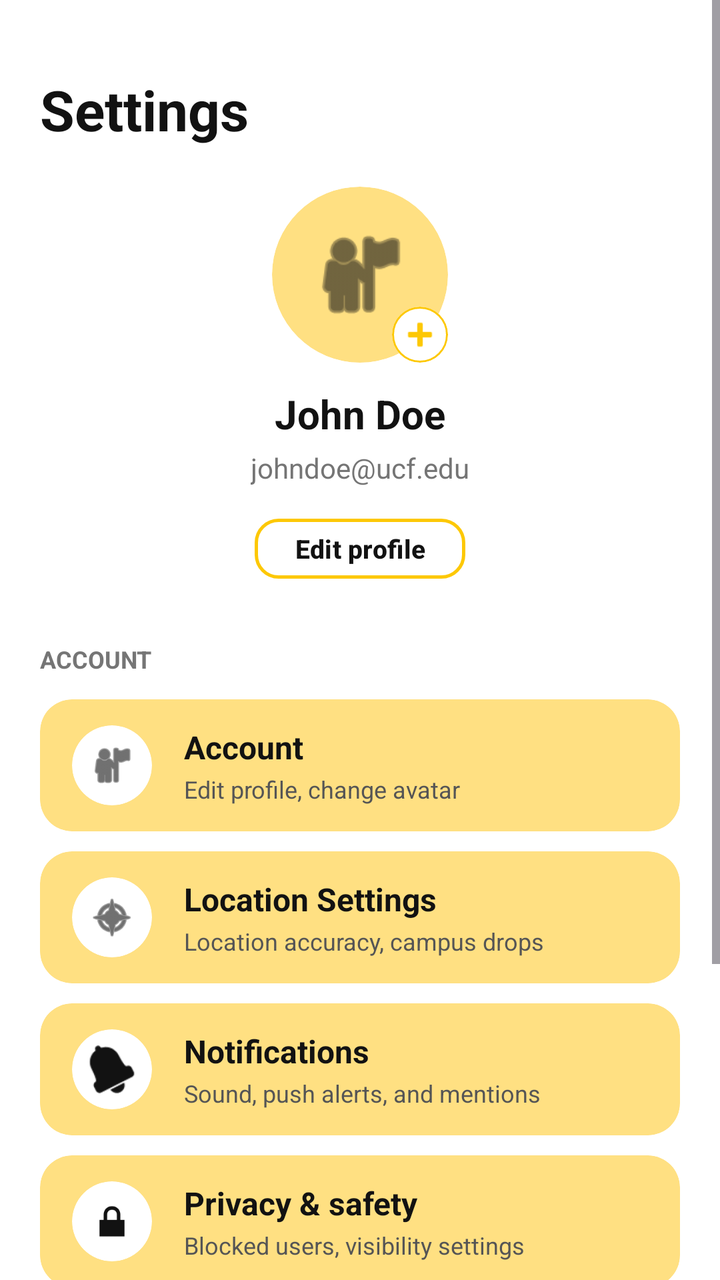
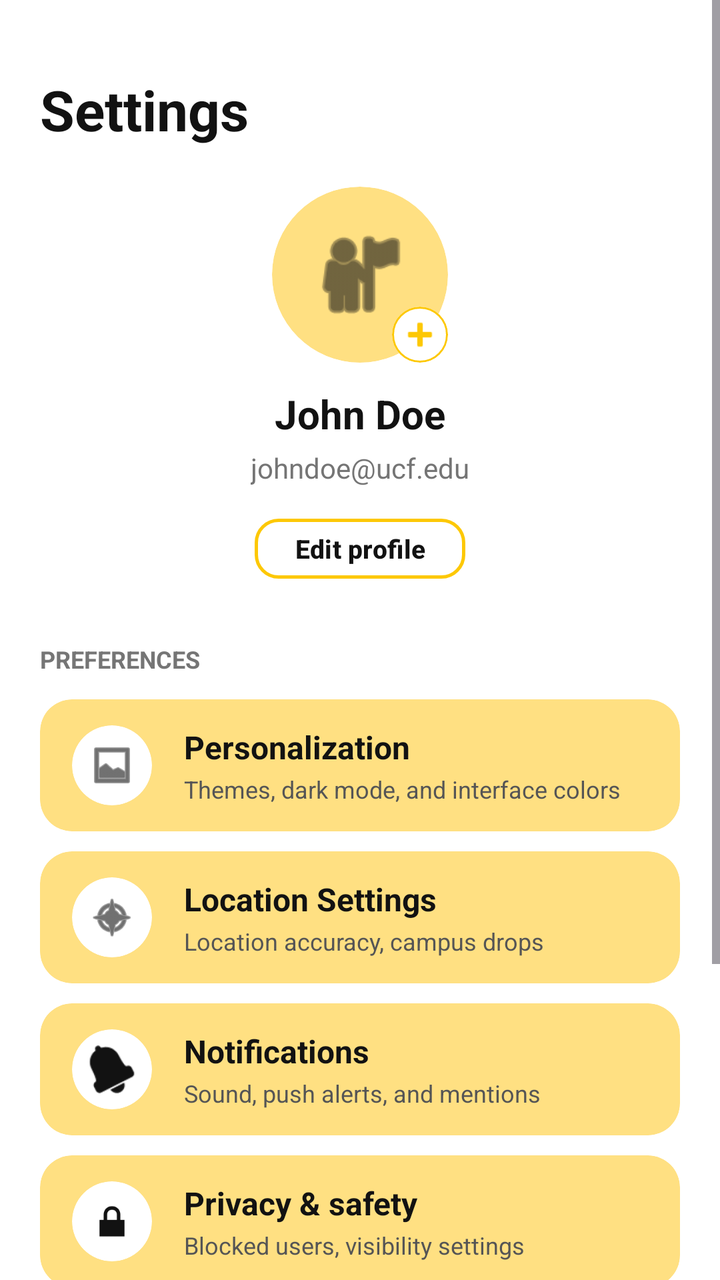

Screens rendered from an Android XML layout before and after an edit, with the pre-edit source and the edit as a unified diff.
<!-- AndroidManifest.xml: application theme Theme.AudioGraffiti -->
<!-- res/layout/setting_page.xml -->
<?xml version="1.0" encoding="utf-8"?>
<ScrollView xmlns:android="http://schemas.android.com/apk/res/android"
    xmlns:app="http://schemas.android.com/apk/res-auto"
    xmlns:tools="http://schemas.android.com/tools"
    android:layout_width="match_parent"
    android:layout_height="match_parent"
    android:background="#FFFFFF"
    android:fillViewport="true">

    <androidx.constraintlayout.widget.ConstraintLayout
        android:layout_width="match_parent"
        android:layout_height="wrap_content"
        android:padding="20dp">

        
        <TextView
            android:id="@+id/settings_title"
            android:layout_width="wrap_content"
            android:layout_height="wrap_content"
            android:layout_marginTop="16dp"
            android:text="Settings"
            android:textColor="#121212"
            android:textSize="28sp"
            android:textStyle="bold"
            app:layout_constraintStart_toStartOf="parent"
            app:layout_constraintTop_toTopOf="parent" />

        
        <androidx.constraintlayout.widget.ConstraintLayout
            android:id="@+id/profile_section"
            android:layout_width="0dp"
            android:layout_height="wrap_content"
            android:layout_marginTop="20dp"
            app:layout_constraintEnd_toEndOf="parent"
            app:layout_constraintStart_toStartOf="parent"
            app:layout_constraintTop_toBottomOf="@+id/settings_title">

            
            <FrameLayout
                android:id="@+id/avatar_container"
                android:layout_width="88dp"
                android:layout_height="88dp"
                app:layout_constraintEnd_toEndOf="parent"
                app:layout_constraintStart_toStartOf="parent"
                app:layout_constraintTop_toTopOf="parent">

                
                <com.google.android.material.card.MaterialCardView
                    android:layout_width="88dp"
                    android:layout_height="88dp"
                    app:cardBackgroundColor="#FFE082"
                    app:cardCornerRadius="44dp"
                    app:cardElevation="0dp"
                    app:strokeWidth="0dp">

                    <ImageView
                        android:id="@+id/avatar_imageView"
                        android:layout_width="match_parent"
                        android:layout_height="match_parent"
                        android:padding="18dp"
                        android:src="@android:drawable/ic_menu_myplaces"
                        app:tint="#121212" />
                </com.google.android.material.card.MaterialCardView>

                
                <com.google.android.material.card.MaterialCardView
                    android:layout_width="28dp"
                    android:layout_height="28dp"
                    android:layout_gravity="bottom|end"
                    app:cardBackgroundColor="#FFFFFF"
                    app:cardCornerRadius="14dp"
                    app:cardElevation="0dp"
                    app:strokeColor="#FDC804"
                    app:strokeWidth="1dp">

                    <ImageView
                        android:id="@+id/add_avatar_badge"
                        android:layout_width="match_parent"
                        android:layout_height="match_parent"
                        android:padding="3dp"
                        android:src="@android:drawable/ic_input_add"
                        app:tint="#FDC804" />
                </com.google.android.material.card.MaterialCardView>
            </FrameLayout>

            <TextView
                android:id="@+id/username_textView"
                android:layout_width="wrap_content"
                android:layout_height="wrap_content"
                android:layout_marginTop="12dp"
                android:text="John Doe"
                android:textColor="#121212"
                android:textSize="20sp"
                android:textStyle="bold"
                app:layout_constraintEnd_toEndOf="parent"
                app:layout_constraintStart_toStartOf="parent"
                app:layout_constraintTop_toBottomOf="@+id/avatar_container" />

            <TextView
                android:id="@+id/email_textView"
                android:layout_width="wrap_content"
                android:layout_height="wrap_content"
                android:layout_marginTop="4dp"
                android:text="johndoe@ucf.edu"
                android:textColor="#757575"
                android:textSize="14sp"
                app:layout_constraintEnd_toEndOf="parent"
                app:layout_constraintStart_toStartOf="parent"
                app:layout_constraintTop_toBottomOf="@+id/username_textView" />

            <Button
                android:id="@+id/editProfile_button"
                style="@style/Widget.Material3.Button.OutlinedButton"
                android:layout_width="wrap_content"
                android:layout_height="38dp"
                android:layout_marginTop="12dp"
                android:paddingHorizontal="20dp"
                android:text="Edit profile"
                android:textColor="#121212"
                android:textSize="13sp"
                android:textStyle="bold"
                app:cornerRadius="12dp"
                app:layout_constraintEnd_toEndOf="parent"
                app:layout_constraintStart_toStartOf="parent"
                app:layout_constraintTop_toBottomOf="@+id/email_textView"
                app:strokeColor="#FDC804"
                app:strokeWidth="1.5dp" />

        </androidx.constraintlayout.widget.ConstraintLayout>

        
        <TextView
            android:id="@+id/account_section_header"
            android:layout_width="wrap_content"
            android:layout_height="wrap_content"
            android:layout_marginTop="28dp"
            android:text="ACCOUNT"
            android:textColor="#757575"
            android:textSize="12sp"
            android:textStyle="bold"
            app:layout_constraintStart_toStartOf="parent"
            app:layout_constraintTop_toBottomOf="@+id/profile_section" />

        
        <LinearLayout
            android:id="@+id/options_container"
            android:layout_width="0dp"
            android:layout_height="wrap_content"
            android:layout_marginTop="12dp"
            android:orientation="vertical"
            app:layout_constraintEnd_toEndOf="parent"
            app:layout_constraintStart_toStartOf="parent"
            app:layout_constraintTop_toBottomOf="@+id/account_section_header">

            
            <com.google.android.material.card.MaterialCardView
                android:id="@+id/option_account"
                android:layout_width="match_parent"
                android:layout_height="66dp"
                android:layout_marginBottom="10dp"
                app:cardBackgroundColor="#FFE082"
                app:cardCornerRadius="16dp"
                app:cardElevation="0dp"
                app:strokeWidth="0dp">

                <RelativeLayout
                    android:layout_width="match_parent"
                    android:layout_height="match_parent"
                    android:paddingHorizontal="16dp">

                    <com.google.android.material.card.MaterialCardView
                        android:id="@+id/icon_account_card"
                        android:layout_width="40dp"
                        android:layout_height="40dp"
                        android:layout_centerVertical="true"
                        app:cardBackgroundColor="#FFFFFF"
                        app:cardCornerRadius="20dp"
                        app:cardElevation="0dp"
                        app:strokeWidth="0dp">

                        <ImageView
                            android:id="@+id/icon_account"
                            android:layout_width="match_parent"
                            android:layout_height="match_parent"
                            android:padding="8dp"
                            android:src="@android:drawable/ic_menu_myplaces"
                            app:tint="#121212" />
                    </com.google.android.material.card.MaterialCardView>

                    <LinearLayout
                        android:layout_width="wrap_content"
                        android:layout_height="wrap_content"
                        android:layout_centerVertical="true"
                        android:layout_marginStart="16dp"
                        android:layout_toEndOf="@+id/icon_account_card"
                        android:orientation="vertical">

                        <TextView
                            android:layout_width="wrap_content"
                            android:layout_height="wrap_content"
                            android:text="Account"
                            android:textColor="#121212"
                            android:textSize="16sp"
                            android:textStyle="bold" />

                        <TextView
                            android:layout_width="wrap_content"
                            android:layout_height="wrap_content"
                            android:layout_marginTop="2dp"
                            android:text="Edit profile, change avatar"
                            android:textColor="#555555"
                            android:textSize="12sp" />
                    </LinearLayout>
                </RelativeLayout>
            </com.google.android.material.card.MaterialCardView>

            
            <com.google.android.material.card.MaterialCardView
                android:id="@+id/option_location"
                android:layout_width="match_parent"
                android:layout_height="66dp"
                android:layout_marginBottom="10dp"
                app:cardBackgroundColor="#FFE082"
                app:cardCornerRadius="16dp"
                app:cardElevation="0dp"
                app:strokeWidth="0dp">

                <RelativeLayout
                    android:layout_width="match_parent"
                    android:layout_height="match_parent"
                    android:paddingHorizontal="16dp">

                    <com.google.android.material.card.MaterialCardView
                        android:id="@+id/icon_location_card"
                        android:layout_width="40dp"
                        android:layout_height="40dp"
                        android:layout_centerVertical="true"
                        app:cardBackgroundColor="#FFFFFF"
                        app:cardCornerRadius="20dp"
                        app:cardElevation="0dp"
                        app:strokeWidth="0dp">

                        <ImageView
                            android:id="@+id/icon_location"
                            android:layout_width="match_parent"
                            android:layout_height="match_parent"
                            android:padding="8dp"
                            android:src="@android:drawable/ic_menu_compass"
                            app:tint="#121212" />
                    </com.google.android.material.card.MaterialCardView>

                    <LinearLayout
                        android:layout_width="wrap_content"
                        android:layout_height="wrap_content"
                        android:layout_centerVertical="true"
                        android:layout_marginStart="16dp"
                        android:layout_toEndOf="@+id/icon_location_card"
                        android:orientation="vertical">

                        <TextView
                            android:layout_width="wrap_content"
                            android:layout_height="wrap_content"
                            android:text="Location Settings"
                            android:textColor="#121212"
                            android:textSize="16sp"
                            android:textStyle="bold" />

                        <TextView
                            android:layout_width="wrap_content"
                            android:layout_height="wrap_content"
                            android:layout_marginTop="2dp"
                            android:text="Location accuracy, campus drops"
                            android:textColor="#555555"
                            android:textSize="12sp" />
                    </LinearLayout>
                </RelativeLayout>
            </com.google.android.material.card.MaterialCardView>

            
            <com.google.android.material.card.MaterialCardView
                android:id="@+id/option_notifications"
                android:layout_width="match_parent"
                android:layout_height="66dp"
                android:layout_marginBottom="10dp"
                app:cardBackgroundColor="#FFE082"
                app:cardCornerRadius="16dp"
                app:cardElevation="0dp"
                app:strokeWidth="0dp">

                <RelativeLayout
                    android:layout_width="match_parent"
                    android:layout_height="match_parent"
                    android:paddingHorizontal="16dp">

                    <com.google.android.material.card.MaterialCardView
                        android:id="@+id/icon_notifications_card"
                        android:layout_width="40dp"
                        android:layout_height="40dp"
                        android:layout_centerVertical="true"
                        app:cardBackgroundColor="#FFFFFF"
                        app:cardCornerRadius="20dp"
                        app:cardElevation="0dp"
                        app:strokeWidth="0dp">

                        <ImageView
                            android:id="@+id/icon_notifications"
                            android:layout_width="match_parent"
                            android:layout_height="match_parent"
                            android:padding="8dp"
                            android:src="@android:drawable/ic_popup_reminder"
                            app:tint="#121212" />
                    </com.google.android.material.card.MaterialCardView>

                    <LinearLayout
                        android:layout_width="wrap_content"
                        android:layout_height="wrap_content"
                        android:layout_centerVertical="true"
                        android:layout_marginStart="16dp"
                        android:layout_toEndOf="@+id/icon_notifications_card"
                        android:orientation="vertical">

                        <TextView
                            android:layout_width="wrap_content"
                            android:layout_height="wrap_content"
                            android:text="Notifications"
                            android:textColor="#121212"
                            android:textSize="16sp"
                            android:textStyle="bold" />

                        <TextView
                            android:layout_width="wrap_content"
                            android:layout_height="wrap_content"
                            android:layout_marginTop="2dp"
                            android:text="Sound, push alerts, and mentions"
                            android:textColor="#555555"
                            android:textSize="12sp" />
                    </LinearLayout>
                </RelativeLayout>
            </com.google.android.material.card.MaterialCardView>

            
            <com.google.android.material.card.MaterialCardView
                android:id="@+id/option_privacy"
                android:layout_width="match_parent"
                android:layout_height="66dp"
                android:layout_marginBottom="10dp"
                app:cardBackgroundColor="#FFE082"
                app:cardCornerRadius="16dp"
                app:cardElevation="0dp"
                app:strokeWidth="0dp">

                <RelativeLayout
                    android:layout_width="match_parent"
                    android:layout_height="match_parent"
                    android:paddingHorizontal="16dp">

                    <com.google.android.material.card.MaterialCardView
                        android:id="@+id/icon_privacy_card"
                        android:layout_width="40dp"
                        android:layout_height="40dp"
                        android:layout_centerVertical="true"
                        app:cardBackgroundColor="#FFFFFF"
                        app:cardCornerRadius="20dp"
                        app:cardElevation="0dp"
                        app:strokeWidth="0dp">

                        <ImageView
                            android:id="@+id/icon_privacy"
                            android:layout_width="match_parent"
                            android:layout_height="match_parent"
                            android:padding="8dp"
                            android:src="@android:drawable/ic_lock_lock"
                            app:tint="#121212" />
                    </com.google.android.material.card.MaterialCardView>

                    <LinearLayout
                        android:layout_width="wrap_content"
                        android:layout_height="wrap_content"
                        android:layout_centerVertical="true"
                        android:layout_marginStart="16dp"
                        android:layout_toEndOf="@+id/icon_privacy_card"
                        android:orientation="vertical">

                        <TextView
                            android:layout_width="wrap_content"
                            android:layout_height="wrap_content"
                            android:text="Privacy &amp; safety"
                            android:textColor="#121212"
                            android:textSize="16sp"
                            android:textStyle="bold" />

                        <TextView
                            android:layout_width="wrap_content"
                            android:layout_height="wrap_content"
                            android:layout_marginTop="2dp"
                            android:text="Blocked users, visibility settings"
                            android:textColor="#555555"
                            android:textSize="12sp" />
                    </LinearLayout>
                </RelativeLayout>
            </com.google.android.material.card.MaterialCardView>

            
            <com.google.android.material.card.MaterialCardView
                android:id="@+id/option_help"
                android:layout_width="match_parent"
                android:layout_height="66dp"
                android:layout_marginBottom="10dp"
                app:cardBackgroundColor="#FFE082"
                app:cardCornerRadius="16dp"
                app:cardElevation="0dp"
                app:strokeWidth="0dp">

                <RelativeLayout
                    android:layout_width="match_parent"
                    android:layout_height="match_parent"
                    android:paddingHorizontal="16dp">

                    <com.google.android.material.card.MaterialCardView
                        android:id="@+id/icon_help_card"
                        android:layout_width="40dp"
                        android:layout_height="40dp"
                        android:layout_centerVertical="true"
                        app:cardBackgroundColor="#FFFFFF"
                        app:cardCornerRadius="20dp"
                        app:cardElevation="0dp"
                        app:strokeWidth="0dp">

                        <ImageView
                            android:id="@+id/icon_help"
                            android:layout_width="match_parent"
                            android:layout_height="match_parent"
                            android:padding="8dp"
                            android:src="@android:drawable/ic_menu_help"
                            app:tint="#121212" />
                    </com.google.android.material.card.MaterialCardView>

                    <LinearLayout
                        android:layout_width="wrap_content"
                        android:layout_height="wrap_content"
                        android:layout_centerVertical="true"
                        android:layout_marginStart="16dp"
                        android:layout_toEndOf="@+id/icon_help_card"
                        android:orientation="vertical">

                        <TextView
                            android:layout_width="wrap_content"
                            android:layout_height="wrap_content"
                            android:text="Help &amp; feedback"
                            android:textColor="#121212"
                            android:textSize="16sp"
                            android:textStyle="bold" />

                        <TextView
                            android:layout_width="wrap_content"
                            android:layout_height="wrap_content"
                            android:layout_marginTop="2dp"
                            android:text="FAQ, support, community rules"
                            android:textColor="#555555"
                            android:textSize="12sp" />
                    </LinearLayout>
                </RelativeLayout>
            </com.google.android.material.card.MaterialCardView>

        </LinearLayout>

        
        <Button
            android:id="@+id/logout_button"
            style="@style/Widget.Material3.Button.OutlinedButton"
            android:layout_width="0dp"
            android:layout_height="52dp"
            android:layout_marginTop="32dp"
            android:layout_marginBottom="16dp"
            android:text="LOG OUT"
            android:textColor="#121212"
            android:textSize="15sp"
            android:textStyle="bold"
            app:cornerRadius="12dp"
            app:layout_constraintBottom_toBottomOf="parent"
            app:layout_constraintEnd_toEndOf="parent"
            app:layout_constraintStart_toStartOf="parent"
            app:layout_constraintTop_toBottomOf="@+id/options_container"
            app:layout_constraintVertical_bias="1.0"
            app:strokeColor="#E0E0E0"
            app:strokeWidth="1.5dp" />

    </androidx.constraintlayout.widget.ConstraintLayout>

</ScrollView>
<!-- resources referenced by this layout -->
<resources>
  <style name="Theme.AudioGraffiti" parent="Base.Theme.AudioGraffiti" />
  <style name="Base.Theme.AudioGraffiti" parent="Theme.Material3.DayNight.NoActionBar">
          
      </style>
</resources>

<!-- the commit's change to res/layout/setting_page.xml (unified diff, before → after) -->
@@ -134,7 +134,7 @@
             android:layout_width="wrap_content"
             android:layout_height="wrap_content"
             android:layout_marginTop="28dp"
-            android:text="ACCOUNT"
+            android:text="PREFERENCES"
             android:textColor="#757575"
             android:textSize="12sp"
             android:textStyle="bold"
@@ -154,7 +154,7 @@
 
             
             <com.google.android.material.card.MaterialCardView
-                android:id="@+id/option_account"
+                android:id="@+id/option_personalization"
                 android:layout_width="match_parent"
                 android:layout_height="66dp"
                 android:layout_marginBottom="10dp"
@@ -169,7 +169,7 @@
                     android:paddingHorizontal="16dp">
 
                     <com.google.android.material.card.MaterialCardView
-                        android:id="@+id/icon_account_card"
+                        android:id="@+id/icon_personalization_card"
                         android:layout_width="40dp"
                         android:layout_height="40dp"
                         android:layout_centerVertical="true"
@@ -179,11 +179,11 @@
                         app:strokeWidth="0dp">
 
                         <ImageView
-                            android:id="@+id/icon_account"
+                            android:id="@+id/icon_personalization"
                             android:layout_width="match_parent"
                             android:layout_height="match_parent"
                             android:padding="8dp"
-                            android:src="@android:drawable/ic_menu_myplaces"
+                            android:src="@android:drawable/ic_menu_gallery"
                             app:tint="#121212" />
                     </com.google.android.material.card.MaterialCardView>
 
@@ -192,13 +192,13 @@
                         android:layout_height="wrap_content"
                         android:layout_centerVertical="true"
                         android:layout_marginStart="16dp"
-                        android:layout_toEndOf="@+id/icon_account_card"
+                        android:layout_toEndOf="@+id/icon_personalization_card"
                         android:orientation="vertical">
 
                         <TextView
                             android:layout_width="wrap_content"
                             android:layout_height="wrap_content"
-                            android:text="Account"
+                            android:text="Personalization"
                             android:textColor="#121212"
                             android:textSize="16sp"
                             android:textStyle="bold" />
@@ -207,7 +207,7 @@
                             android:layout_width="wrap_content"
                             android:layout_height="wrap_content"
                             android:layout_marginTop="2dp"
-                            android:text="Edit profile, change avatar"
+                            android:text="Themes, dark mode, and interface colors"
                             android:textColor="#555555"
                             android:textSize="12sp" />
                     </LinearLayout>
